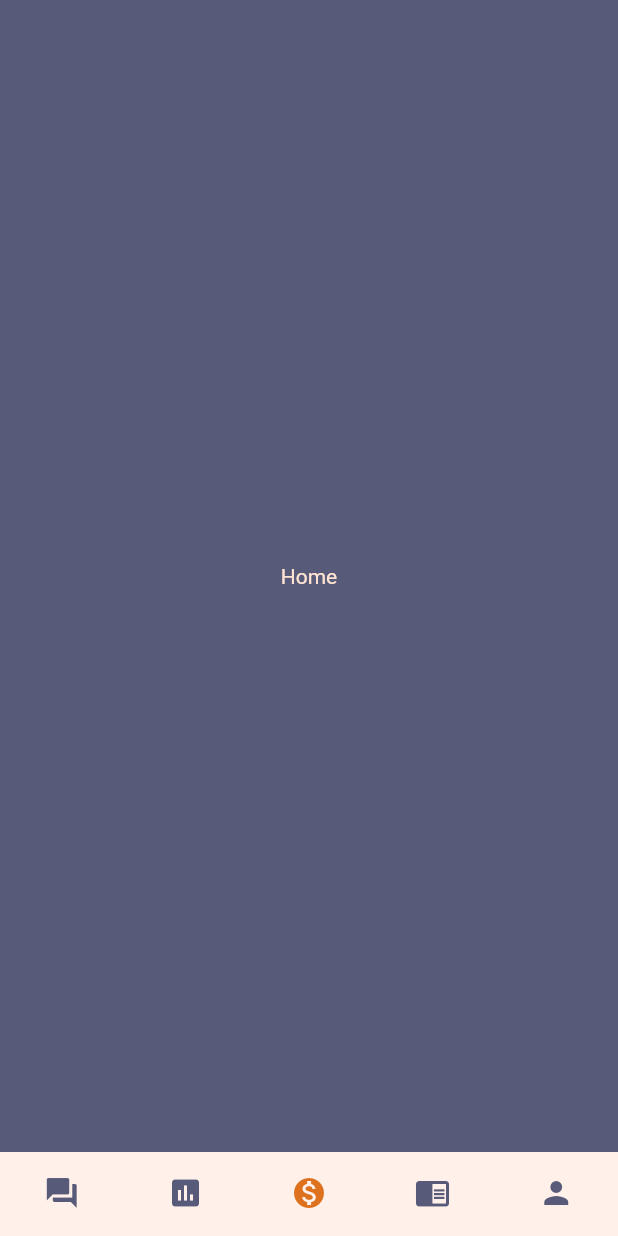
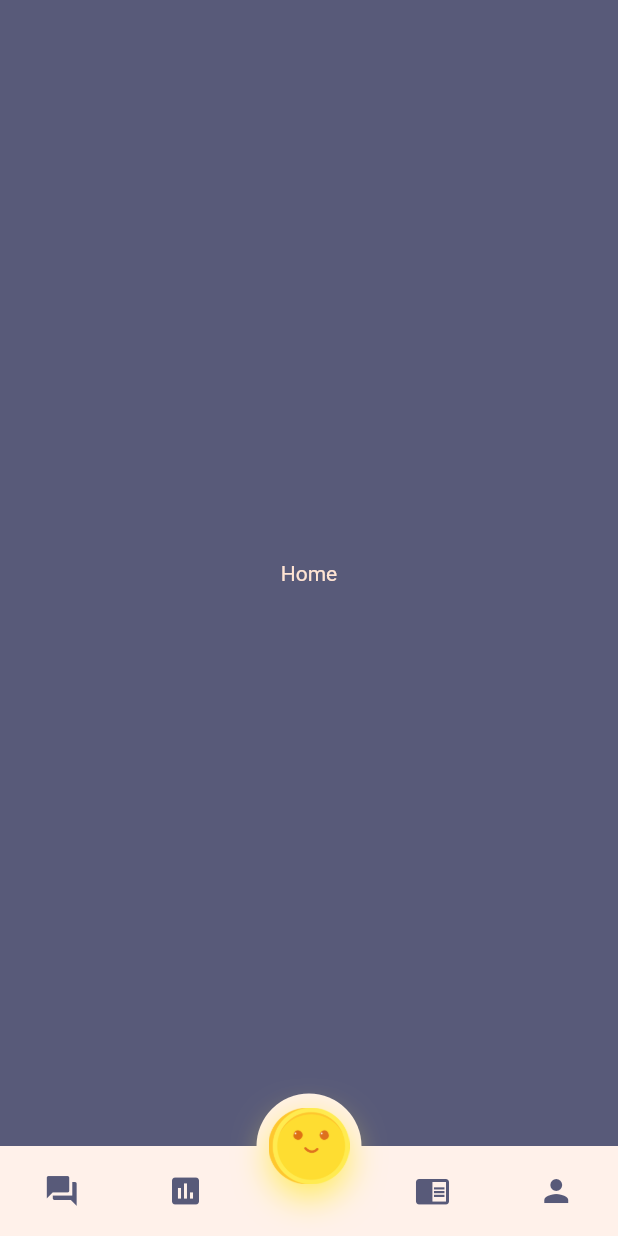
Before and after one commit to monthlyteam/RichHabit, a Flutter app: the MainPage screen opened directly, on a phone screen of 412 x 824 dp. Run offline on Flutter 3.47's test engine with Material 2 defaults, Android fonts, the phone set to English and light mode, and no system bars.

Commit message:
bottombar center coin image

```diff
--- a/rich_habit/lib/main_page.dart
+++ b/rich_habit/lib/main_page.dart
@@ -13,7 +13,7 @@ class MainPage extends StatefulWidget {
 }
 
 class _MainPageState extends State<MainPage> {
-  int _selectedIndex = 2;
+  int _selectedIndex = 0;
 
   final _buyOrNot = GlobalKey<NavigatorState>();
   final _compoundInterest = GlobalKey<NavigatorState>();
@@ -33,6 +33,13 @@ class _MainPageState extends State<MainPage> {
           index: _selectedIndex,
           children: <Widget>[
             Navigator(
+              key: _home,
+              onGenerateRoute: (route) => MaterialPageRoute(
+                settings: route,
+                builder: (context) => Home(),
+              ),
+            ),
+            Navigator(
               key: _buyOrNot,
               onGenerateRoute: (route) => MaterialPageRoute(
                 settings: route,
@@ -44,13 +51,6 @@ class _MainPageState extends State<MainPage> {
               onGenerateRoute: (route) => MaterialPageRoute(
                 settings: route,
                 builder: (context) => CompoundInterest(),
-              ),
-            ),
-            Navigator(
-              key: _home,
-              onGenerateRoute: (route) => MaterialPageRoute(
-                settings: route,
-                builder: (context) => Home(),
               ),
             ),
             Navigator(
@@ -70,63 +70,146 @@ class _MainPageState extends State<MainPage> {
           ],
         ),
       ),
-      bottomNavigationBar: BottomNavigationBar(
+      bottomNavigationBar: Container(
+        /*
+        decoration: BoxDecoration(
+          boxShadow: <BoxShadow>[
+            BoxShadow(
+                color: Color(0xff585a79).withOpacity(0.2),
+                blurRadius: 10,
+                offset: Offset(0, -3)),
+          ],
+        ),
+
+         */
+        child: _buildBottomBar(context),
+      ),
+      floatingActionButtonLocation: FloatingActionButtonLocation.centerDocked,
+      floatingActionButton: _buildFab(context),
+    );
+  }
+
+  Widget _buildFab(BuildContext context) {
+    return Container(
+      height: 70.0,
+      width: 70.0,
+      /*
+      decoration: BoxDecoration(
+        shape: BoxShape.circle,
+        boxShadow: <BoxShadow>[
+          BoxShadow(
+              color: Color(0xff585a79).withOpacity(0.2),
+              blurRadius: 10,
+              offset: Offset(0, -3)),
+        ],
+      ),
+
+       */
+      child: FloatingActionButton(
         backgroundColor: kWhiteIvoryColor,
+        onPressed: () {
+          _onTap(0);
+        },
+        child: Padding(
+          padding: const EdgeInsets.all(8.0),
+          child: Container(
+            decoration: BoxDecoration(
+              shape: BoxShape.circle,
+              boxShadow: <BoxShadow>[
+                _selectedIndex == 0
+                    ? BoxShadow(
+                        color: Color(0xffffeb50),
+                        blurRadius: 20,
+                        offset: Offset(0, 8))
+                    : BoxShadow(color: Color(0xffffffff).withOpacity(1.0)),
+              ],
+            ),
+            child: Image.asset("images/coin_2.png"),
+          ),
+        ),
         elevation: 0.0,
-        items: [
-          new BottomNavigationBarItem(
-            icon: new Icon(
-              Icons.question_answer,
-              size: 24.0,
-              color: _selectedIndex == 0 ? kSelectedColor : kPurpleColor,
-            ),
-            title: Text("Buy or Not"),
-          ),
-          new BottomNavigationBarItem(
-            icon: new Icon(
-              Icons.insert_chart,
-              size: 24.0,
-              color: _selectedIndex == 1 ? kSelectedColor : kPurpleColor,
-            ),
-            title: Text("Compound Interest"),
-          ),
-          new BottomNavigationBarItem(
-            icon: new Icon(
-              Icons.monetization_on,
-              size: 24.0,
-              color: _selectedIndex == 2 ? kSelectedColor : kPurpleColor,
-            ),
-            title: Text("Home"),
-          ),
-          new BottomNavigationBarItem(
-            icon: new Icon(
-              Icons.chrome_reader_mode,
-              size: 24.0,
-              color: _selectedIndex == 3 ? kSelectedColor : kPurpleColor,
-            ),
-            title: Text("Invest"),
-          ),
-          new BottomNavigationBarItem(
-            icon: new Icon(
-              Icons.person,
-              size: 24.0,
-              color: _selectedIndex == 4 ? kSelectedColor : kPurpleColor,
-            ),
-            title: Text("Profile"),
-          ),
-        ],
-        type: BottomNavigationBarType.fixed,
-        currentIndex: _selectedIndex,
-        showSelectedLabels: false,
-        showUnselectedLabels: false,
-        selectedFontSize: 0.0,
-        unselectedFontSize: 0.0,
-        onTap: (val) => _onTap(val, context),
+        highlightElevation: 0.0,
       ),
     );
   }
 
-  void _onTap(int val, BuildContext context) {
+  Widget _buildBottomBar(BuildContext context) {
+    final double height = 60.0;
+    final double iconSize = 24.0;
+    var barItem = [
+      FABBottomAppBarItem(iconData: Icons.question_answer),
+      FABBottomAppBarItem(iconData: Icons.insert_chart),
+      FABBottomAppBarItem(
+        iconData: Icons.chrome_reader_mode,
+      ),
+      FABBottomAppBarItem(
+        iconData: Icons.person,
+      ),
+    ];
+    Widget _buildTabItem({
+      FABBottomAppBarItem item,
+      int index,
+    }) {
+      Color color =
+          _selectedIndex == (index + 1) ? kSelectedColor : kPurpleColor;
+      return Expanded(
+        child: SizedBox(
+          height: height,
+          child: InkWell(
+            onTap: () {
+              _onTap(index + 1);
+              setState(() {
+                _selectedIndex = index + 1;
+              });
+            },
+            child: Column(
+              mainAxisSize: MainAxisSize.min,
+              mainAxisAlignment: MainAxisAlignment.center,
+              children: <Widget>[
+                Icon(item.iconData, color: color, size: iconSize),
+              ],
+            ),
+          ),
+        ),
+      );
+    }
+
+    List<Widget> items = List.generate(barItem.length, (int index) {
+      return _buildTabItem(
+        item: barItem[index],
+        index: index,
+      );
+    });
+
+    Widget _buildMiddleTabItem() {
+      return Expanded(
+        child: SizedBox(
+          height: height,
+          child: Column(
+            mainAxisSize: MainAxisSize.min,
+            mainAxisAlignment: MainAxisAlignment.center,
+            children: <Widget>[
+              SizedBox(height: iconSize),
+            ],
+          ),
+        ),
+      );
+    }
+
+    items.insert(items.length >> 1, _buildMiddleTabItem());
+
+    return BottomAppBar(
+      elevation: 0.0,
+      child: Row(
+        mainAxisSize: MainAxisSize.max,
+        mainAxisAlignment: MainAxisAlignment.spaceAround,
+        children: items,
+      ),
+      color: kWhiteIvoryColor,
+    );
+  }
+
+  void _onTap(int val) {
     if (_selectedIndex == val) {
       switch (val) {
         case 0:
@@ -155,3 +238,9 @@ class _MainPageState extends State<MainPage> {
     }
   }
 }
+
+class FABBottomAppBarItem {
+  FABBottomAppBarItem({this.iconData, this.text});
+  IconData iconData;
+  String text;
+}
```
